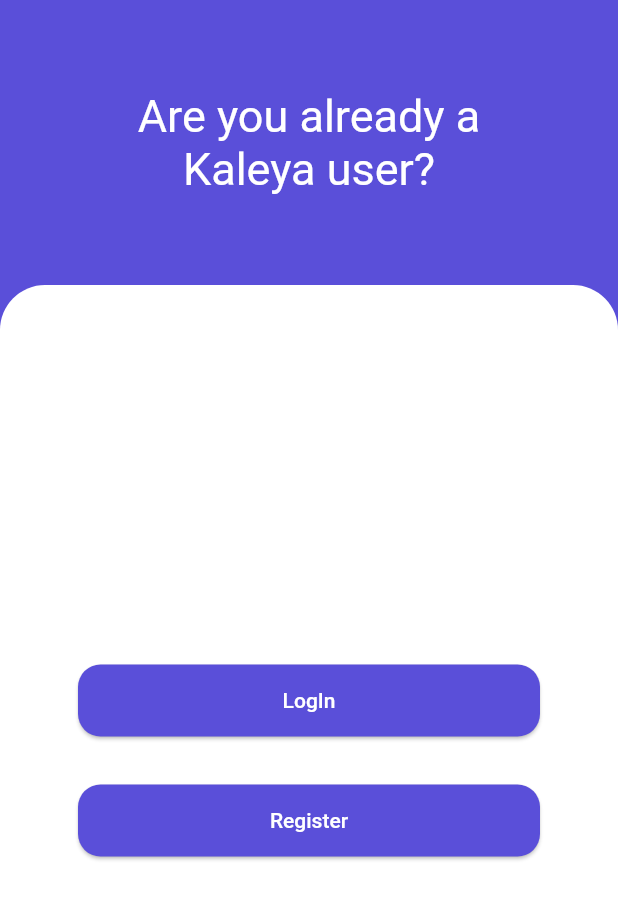
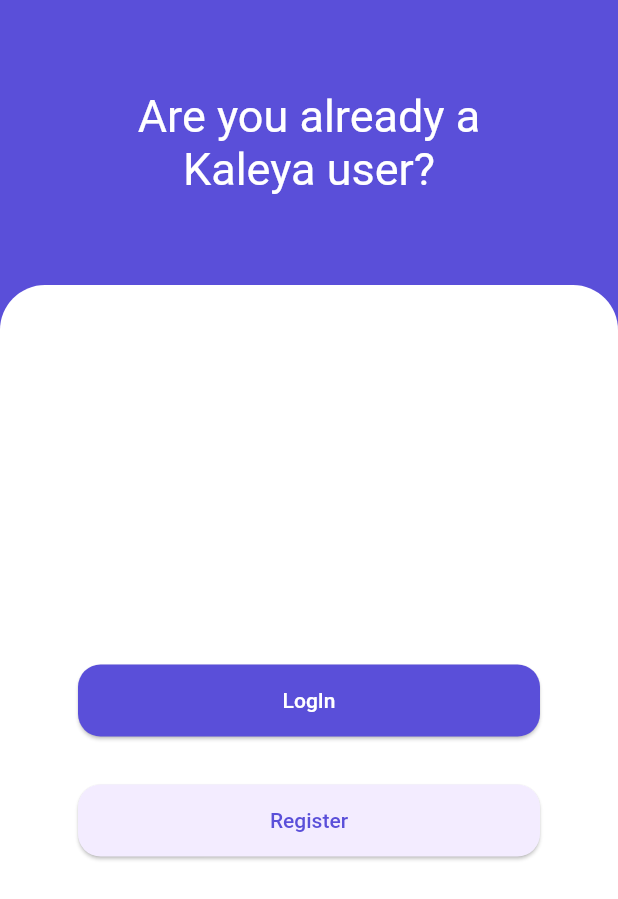
Before and after one commit to ThallesVicenzo/keleya_app, a Flutter app: the screen it shows after launch, on a phone screen of 412 x 824 dp. Shown: the top 899 px of the screen. Run offline on Flutter 3.47's test engine with Material 2 defaults, Android fonts, the phone set to English and light mode, and no system bars.

Commit message:
color from signIn button changed

```diff
--- a/lib/Screens/welcome_screen.dart
+++ b/lib/Screens/welcome_screen.dart
@@ -54,8 +54,10 @@ class WelcomeScreen extends StatelessWidget {
                       RoundedButton(
                         onPressed: null,
                         title: 'Register',
-                        color: Color(0xff5a4fd9),
-                        style: TextStyle(color: Colors.white),
+                        color: Color(0xfff3ecff),
+                        style: TextStyle(
+                          color: Color(0xff5a4fd9),
+                        ),
                       ),
                     ],
                   ),
```
